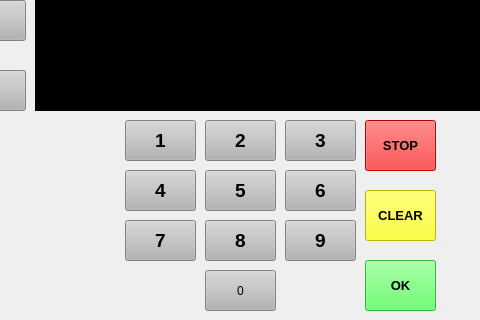
Before: the Qt Designer form bank_automat/paaikkuna.ui in nikopippuri/atm-project, drawn with Qt 5; both pictures show x 125 to 605 and y 280 to 600 of the 800 by 600 pixel window.
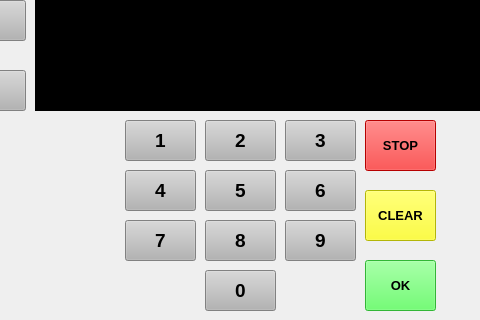
After: the same form once the commit is applied.

The edit to the form file:
```diff
--- a/bank_automat/paaikkuna.ui
+++ b/bank_automat/paaikkuna.ui
@@ -61,6 +61,12 @@
      <height>41</height>
     </rect>
    </property>
+   <property name="font">
+    <font>
+     <pointsize>14</pointsize>
+     <bold>true</bold>
+    </font>
+   </property>
    <property name="styleSheet">
     <string notr="true">background-color: rgb(180, 180, 180);</string>
    </property>
```
